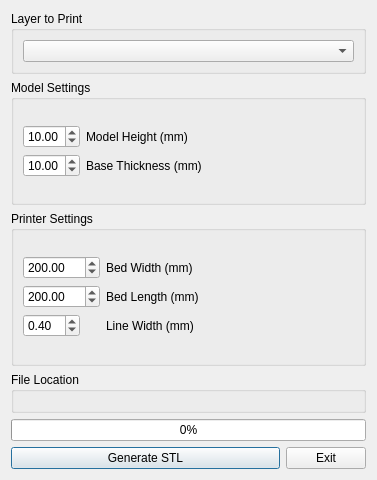
SuheybAden/STL_Generator-QGIS_Plugin, file stl_generator_dialog_base.ui: the form before one commit.
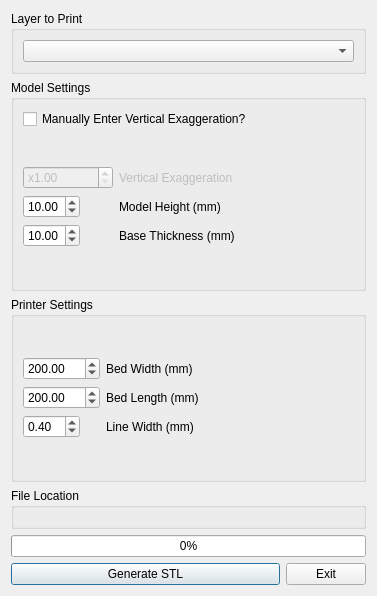
The form after the commit. Icons and pictures are not drawn. Custom widgets are drawn as their Qt base class.

Commit message: Added initial support for user-provided vertical exaggerations

What changed in the file:
```diff
--- a/stl_generator_dialog_base.ui
+++ b/stl_generator_dialog_base.ui
@@ -7,7 +7,7 @@
     <x>0</x>
     <y>0</y>
     <width>377</width>
-    <height>480</height>
+    <height>596</height>
    </rect>
   </property>
   <property name="windowTitle">
@@ -43,6 +43,13 @@
       <string>Model Settings</string>
      </property>
      <layout class="QVBoxLayout" name="verticalLayout_2">
+      <item>
+       <widget class="QCheckBox" name="verticalExaggeration_checkBox">
+        <property name="text">
+         <string>Manually Enter Vertical Exaggeration?</string>
+        </property>
+       </widget>
+      </item>
       <item>
        <layout class="QFormLayout" name="formLayout">
         <property name="sizeConstraint">
@@ -105,6 +112,38 @@
           </property>
          </spacer>
         </item>
+        <item row="1" column="1">
+         <widget class="QLabel" name="verticalExaggeration_label">
+          <property name="enabled">
+           <bool>false</bool>
+          </property>
+          <property name="text">
+           <string>Vertical Exaggeration</string>
+          </property>
+         </widget>
+        </item>
+        <item row="1" column="0">
+         <widget class="QDoubleSpinBox" name="verticalExaggeration_input">
+          <property name="enabled">
+           <bool>false</bool>
+          </property>
+          <property name="buttonSymbols">
+           <enum>QAbstractSpinBox::UpDownArrows</enum>
+          </property>
+          <property name="correctionMode">
+           <enum>QAbstractSpinBox::CorrectToNearestValue</enum>
+          </property>
+          <property name="prefix">
+           <string>x</string>
+          </property>
+          <property name="minimum">
+           <double>1.000000000000000</double>
+          </property>
+          <property name="maximum">
+           <double>1000000.000000000000000</double>
+          </property>
+         </widget>
+        </item>
        </layout>
       </item>
      </layout>
```
The commit also changes 3 other files.
